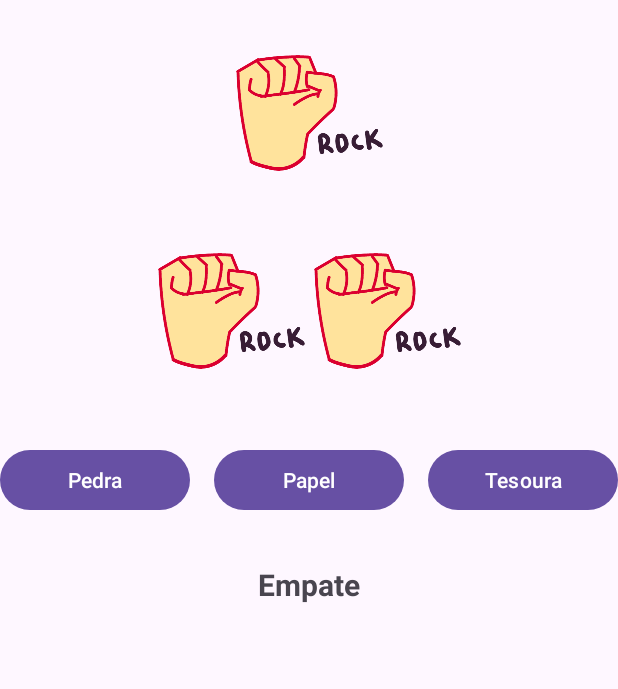
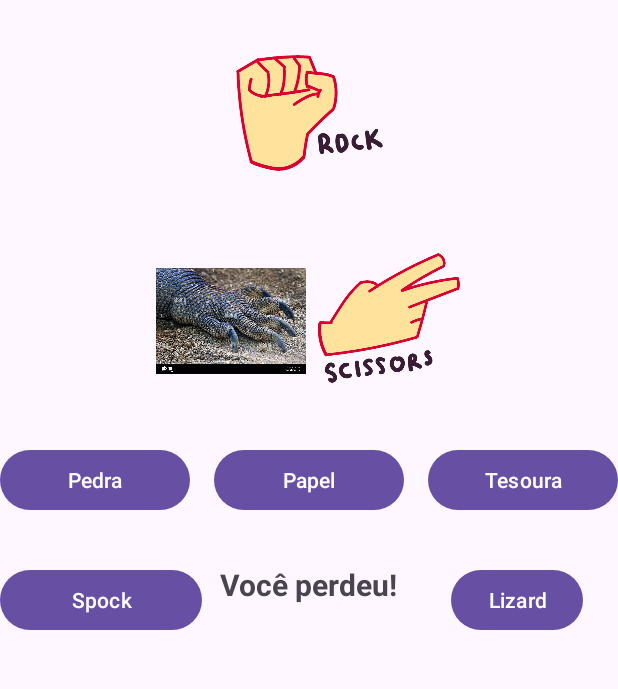
Before and after one commit to SandroFerreiraDev/PedraPapelTesoura, an Android app: the Game1x1x1Activity screen opened directly, with no data from a screen before it, after a tap on "Pedra", on a phone screen of 412 x 824 dp, the part 73-762 px from its top. Run offline under Robolectric (Android 15) with nearby library versions, the phone set to English and light mode, and no system bars.

Commit message:
feat:added spock and lizard hand types

```diff
--- a/app/src/main/java/com/ferreirasandro/pedrapapeltesoura/Game1x1x1Activity.kt
+++ b/app/src/main/java/com/ferreirasandro/pedrapapeltesoura/Game1x1x1Activity.kt
@@ -23,14 +23,16 @@ class Game1x1x1Activity : AppCompatActivity() {
         imgComputerChoice1 = findViewById(R.id.imgComputerChoice1)
         imgComputerChoice2 = findViewById(R.id.imgComputerChoice2)
 
+        findViewById<Button>(R.id.btnSpock).setOnClickListener { playGame(CHOICE_SPOCK) }
+        findViewById<Button>(R.id.btnLizard).setOnClickListener { playGame(CHOICE_LIZARD) }
         findViewById<Button>(R.id.btnRock).setOnClickListener { playGame(CHOICE_ROCK) }
         findViewById<Button>(R.id.btnPaper).setOnClickListener { playGame(CHOICE_PAPER) }
         findViewById<Button>(R.id.btnScissors).setOnClickListener { playGame(CHOICE_SCISSORS) }
     }
 
     private fun playGame(playerChoice: Int) {
-        val computerChoice1 = Random.nextInt(3)
-        val computerchoice2 = Random.nextInt(3)
+        val computerChoice1 = Random.nextInt(5)
+        val computerchoice2 = Random.nextInt(5)
 
         imgPlayerChoice.setImageResource(getImageResource(playerChoice))
         imgComputerChoice1.setImageResource(getImageResource(computerChoice1))
@@ -46,6 +48,9 @@ class Game1x1x1Activity : AppCompatActivity() {
             CHOICE_ROCK -> R.drawable.ic_rock
             CHOICE_PAPER -> R.drawable.ic_paper
             CHOICE_SCISSORS -> R.drawable.ic_scissors
+            CHOICE_SPOCK -> R.drawable.ic_spock
+            CHOICE_LIZARD -> R.drawable.ic_lizard
+
             else -> throw IllegalArgumentException("Escolha inválida: $choice")
         }
     }
@@ -53,8 +58,27 @@ class Game1x1x1Activity : AppCompatActivity() {
     private fun getResult(playerChoice: Int, computerChoice1: Int, computerChoice2: Int): String {
         return when {
             playerChoice == computerChoice1 && playerChoice == computerChoice2 -> "Empate"
-            playerChoice == computerChoice1 || playerChoice == computerChoice2 ||
-                    computerChoice1 == computerChoice2 -> "Você ganhou!"
+
+
+            (playerChoice == CHOICE_PAPER && computerChoice1 == CHOICE_ROCK ||
+                    playerChoice == CHOICE_SCISSORS && computerChoice1 == CHOICE_PAPER ||
+                    playerChoice == CHOICE_SCISSORS && computerChoice1 == CHOICE_LIZARD ||
+                    playerChoice == CHOICE_PAPER && computerChoice1 == CHOICE_SPOCK ||
+                    playerChoice == CHOICE_SPOCK && computerChoice1 == CHOICE_ROCK ||
+                    playerChoice == CHOICE_SPOCK && computerChoice1 == CHOICE_SCISSORS ||
+                    playerChoice == CHOICE_LIZARD && computerChoice1 == CHOICE_SPOCK ||
+                    playerChoice == CHOICE_LIZARD && computerChoice1 == CHOICE_PAPER ||
+                    playerChoice == CHOICE_ROCK && computerChoice1 == CHOICE_LIZARD) &&
+                    (playerChoice == CHOICE_PAPER && computerChoice2 == CHOICE_ROCK ||
+                    playerChoice == CHOICE_SCISSORS && computerChoice2 == CHOICE_PAPER ||
+                    playerChoice == CHOICE_SCISSORS && computerChoice2 == CHOICE_LIZARD ||
+                    playerChoice == CHOICE_PAPER && computerChoice2 == CHOICE_SPOCK ||
+                    playerChoice == CHOICE_SPOCK && computerChoice2 == CHOICE_ROCK ||
+                    playerChoice == CHOICE_SPOCK && computerChoice2 == CHOICE_SCISSORS ||
+                    playerChoice == CHOICE_LIZARD && computerChoice2 == CHOICE_SPOCK ||
+                    playerChoice == CHOICE_LIZARD && computerChoice2 == CHOICE_PAPER ||
+                    playerChoice == CHOICE_ROCK && computerChoice2 == CHOICE_LIZARD)
+            -> "Você ganhou!"
             else -> "Você perdeu!"
         }
     }
@@ -63,5 +87,7 @@ class Game1x1x1Activity : AppCompatActivity() {
         private const val CHOICE_ROCK = 0
         private const val CHOICE_PAPER = 1
         private const val CHOICE_SCISSORS = 2
+        private const val CHOICE_SPOCK = 3
+        private const val CHOICE_LIZARD = 4
     }
 }
--- a/app/src/main/res/layout/activity_1x1x1.xml
+++ b/app/src/main/res/layout/activity_1x1x1.xml
@@ -87,6 +87,28 @@
         android:layout_marginTop="32dp"
         android:layout_marginStart="8dp"/>
 
+    <Button
+        android:id="@+id/btnSpock"
+        android:layout_width="0dp"
+        android:layout_height="wrap_content"
+        android:text="Spock"
+        app:layout_constraintStart_toStartOf="parent"
+        app:layout_constraintEnd_toStartOf="@id/btnPaper"
+        app:layout_constraintTop_toBottomOf="@id/btnPaper"
+        android:layout_marginTop="32dp"
+        android:layout_marginEnd="8dp"/>
+
+    <Button
+        android:id="@+id/btnLizard"
+        android:layout_width="wrap_content"
+        android:layout_height="wrap_content"
+        android:text="Lizard"
+        app:layout_constraintStart_toEndOf="@id/btnPaper"
+        app:layout_constraintEnd_toEndOf="parent"
+        app:layout_constraintTop_toBottomOf="@id/btnPaper"
+        android:layout_marginTop="32dp"
+        android:layout_marginStart="8dp"/>
+
     <TextView
         android:id="@+id/tvResult"
         android:layout_width="wrap_content"
```
Also changed, not shown: app/src/main/java/com/ferreirasandro/pedrapapeltesoura/Game1x1Activity.kt (+16 -2 lines), app/src/main/res/layout/activity_1x1.xml (+23 -0 lines), app/src/main/res/drawable/ic_lizard.jpg (added), app/src/main/res/drawable/ic_spock.jpg (added).
